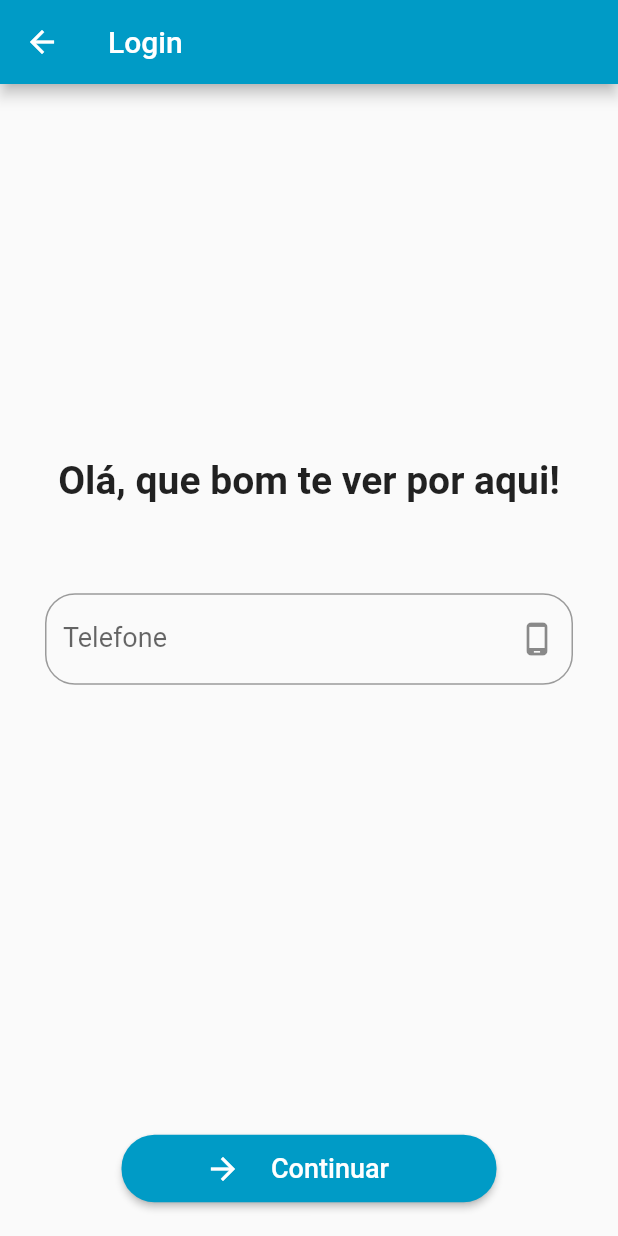
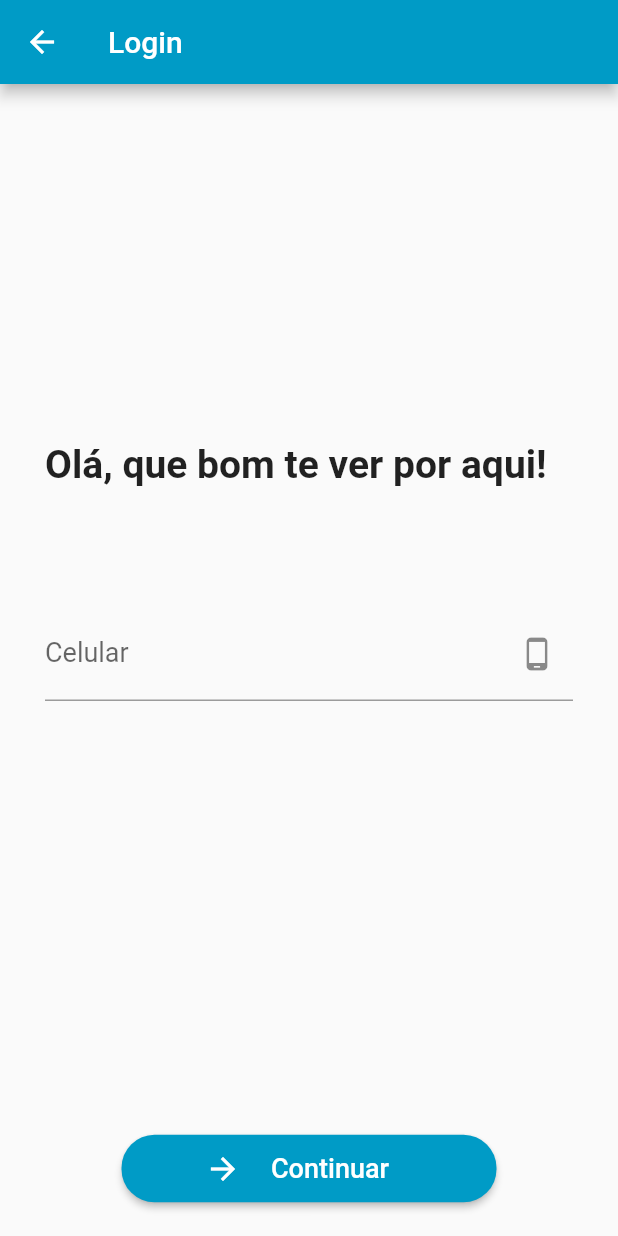
Before and after one commit to layshidani/puc-seu-louviral, a Flutter app: the screen it shows after launch, after a tap on "Aplicação >> Login", on a phone screen of 412 x 824 dp. Run offline on Flutter 3.47's test engine with Material 2 defaults, Android fonts, the phone set to English and light mode, and no system bars; our stand-ins replace brasil_fields, cloud_firestore, firebase_auth, firebase_core, firebase_storage, flutter_advanced_drawer and 4 more; accounts and stored records are empty; network calls fail; project files that could hold a hidden picture were left out.

Commit message:
feat: add validation and mask in login and sms fields

```diff
--- a/seu_lourival/lib/_debug/page.dart
+++ b/seu_lourival/lib/_debug/page.dart
@@ -25,6 +25,10 @@ class DebugHomePage extends StatelessWidget {
             ElevatedButton(
               child: const Text('Aplicação >> Login'),
               onPressed: () => Get.toNamed(Routes.login),
+            ),
+            ElevatedButton(
+              child: const Text('Aplicação >> SMS'),
+              onPressed: () => Get.toNamed(Routes.smsValidation),
             ),
             ElevatedButton(
               child: const Text(
--- a/seu_lourival/lib/app/modules/login/page.dart
+++ b/seu_lourival/lib/app/modules/login/page.dart
@@ -1,11 +1,17 @@
 import 'package:flutter/material.dart';
+import 'package:flutter/services.dart';
 import 'package:get/get.dart';
+import 'package:brasil_fields/brasil_fields.dart';
+
 import 'package:seu_lourival/app/modules/login/controller.dart';
 import 'package:seu_lourival/app/widgets/custom_loading.dart';
 import 'package:seu_lourival/core/theme/text_style.dart';
+import 'package:seu_lourival/core/utils/input_validators.dart';
 import 'package:seu_lourival/core/values/colors.dart';
 import 'package:seu_lourival/core/values/login_strings.dart';
 import 'package:seu_lourival/global_widgets/design_system/button/icon_button.dart';
+import 'package:seu_lourival/global_widgets/design_system/field/text_field.dart';
+import 'package:seu_lourival/global_widgets/design_system/text/title.dart';
 
 class LoginPage extends StatelessWidget {
   final controller = Get.find<LoginController>();
@@ -28,36 +34,26 @@ class LoginPage extends StatelessWidget {
                   crossAxisAlignment: CrossAxisAlignment.stretch,
                   children: [
                     const Spacer(),
-                    const Text(
+                    DSTitle.base(
                       LoginStrings.title,
-                      style: DSTextStyle.titleBase,
-                      textAlign: TextAlign.center,
                     ),
                     const SizedBox(height: 60),
                     Form(
                       key: _key,
-                      child: TextFormField(
-                        onSaved: (text) {
-                          controller.phoneNumber = text ?? '';
+                      child: DSTextField(
+                        labelText: LoginStrings.phoneLabel,
+                        keyboardType: TextInputType.phone,
+                        iconData: Icons.phone_android,
+                        prefix: LoginStrings.phonePrefix,
+                        formatters: [
+                          FilteringTextInputFormatter.digitsOnly,
+                          TelefoneInputFormatter(),
+                        ],
+                        validator: (value) =>
+                            DSInputValidators.isValidPhone(value),
+                        onChange: (value) {
+                          controller.phoneNumber = value;
                         },
-                        // autovalidateMode: AutovalidateMode.onUserInteraction,
-                        // validator: (value) {
-                        // if (value != null && value.length > 14) {
-                        //   return null;
-                        // }
-                        // return LoginStrings.phoneError;
-                        // },
-                        // inputFormatters: [controller.phoneMaskConfig],
-                        keyboardType: TextInputType.number,
-                        decoration: InputDecoration(
-                          prefix: const Text(LoginStrings.phonePrefix),
-                          suffixIcon: const Icon(Icons.phone_android_outlined),
-                          border: OutlineInputBorder(
-                            borderRadius: BorderRadius.circular(20),
-                          ),
-                          labelText: LoginStrings.phoneLabel,
-                        ),
-                        style: const TextStyle(fontSize: 18),
                       ),
                     ),
                     const SizedBox(height: 60),
--- a/seu_lourival/lib/core/utils/input_validators.dart
+++ b/seu_lourival/lib/core/utils/input_validators.dart
@@ -14,7 +14,13 @@ class DSInputValidators {
   static String? isValidPhone(String? value) {
     return (GetUtils.isPhoneNumber(value!))
         ? null
-        : 'Ops! Informe um telefone válido';
+        : 'Ops! Informe um número de celular válido';
+  }
+
+  static String? isValidSMS(String? value) {
+    return (GetUtils.isLengthGreaterOrEqual(value, 6))
+        ? null
+        : 'Ops! Preencha o código corretamente';
   }
 
   static String? isValidEmail(String? value) {
--- a/seu_lourival/lib/core/values/login_strings.dart
+++ b/seu_lourival/lib/core/values/login_strings.dart
@@ -3,6 +3,6 @@ class LoginStrings {
   static const title = 'Olá, que bom te ver por aqui!';
   static const phoneError = 'Telefone inválido';
   static const phonePrefix = '+55 ';
-  static const phoneLabel = 'Telefone';
+  static const phoneLabel = 'Celular';
   static const submitButton = 'Continuar';
 }
--- a/seu_lourival/lib/global_widgets/design_system/field/text_field.dart
+++ b/seu_lourival/lib/global_widgets/design_system/field/text_field.dart
@@ -1,7 +1,9 @@
 import 'package:flutter/material.dart';
 import 'package:flutter/services.dart';
 import 'package:seu_lourival/core/theme/text_style.dart';
+import 'package:seu_lourival/core/values/login_strings.dart';
 import 'package:seu_lourival/core/values/spacing.dart';
+import 'package:seu_lourival/global_widgets/design_system/text/text.dart';
 
 class DSTextField extends StatelessWidget {
   final String labelText;
@@ -9,6 +11,7 @@ class DSTextField extends StatelessWidget {
   final AutovalidateMode autovalidateMode;
   final TextCapitalization textCapitalization;
   final int? maxLines;
+  final String prefix;
   final IconData? iconData;
   final Function(String)? onChange;
   final String? Function(String?)? validator;
@@ -22,6 +25,7 @@ class DSTextField extends StatelessWidget {
     this.formatters,
     this.maxLines = 1,
     this.onChange,
+    this.prefix = '',
     this.textCapitalization = TextCapitalization.sentences,
     required this.labelText,
   });
@@ -36,6 +40,7 @@ class DSTextField extends StatelessWidget {
         keyboardType: keyboardType,
         decoration: InputDecoration(
           suffixIcon: Icon(iconData),
+          prefix: DSText.base(prefix),
           // border: OutlineInputBorder(
           //   borderRadius: BorderRadius.circular(Spacing.s5),
           // ),
```
Also changed, not shown: seu_lourival/lib/app/modules/sms_validation/controller.dart (+7 -0 lines), seu_lourival/lib/app/modules/sms_validation/page.dart (+15 -4 lines), seu_lourival/lib/global_widgets/design_system/core/scaffold/scaffold.dart (+6 -1 lines).
